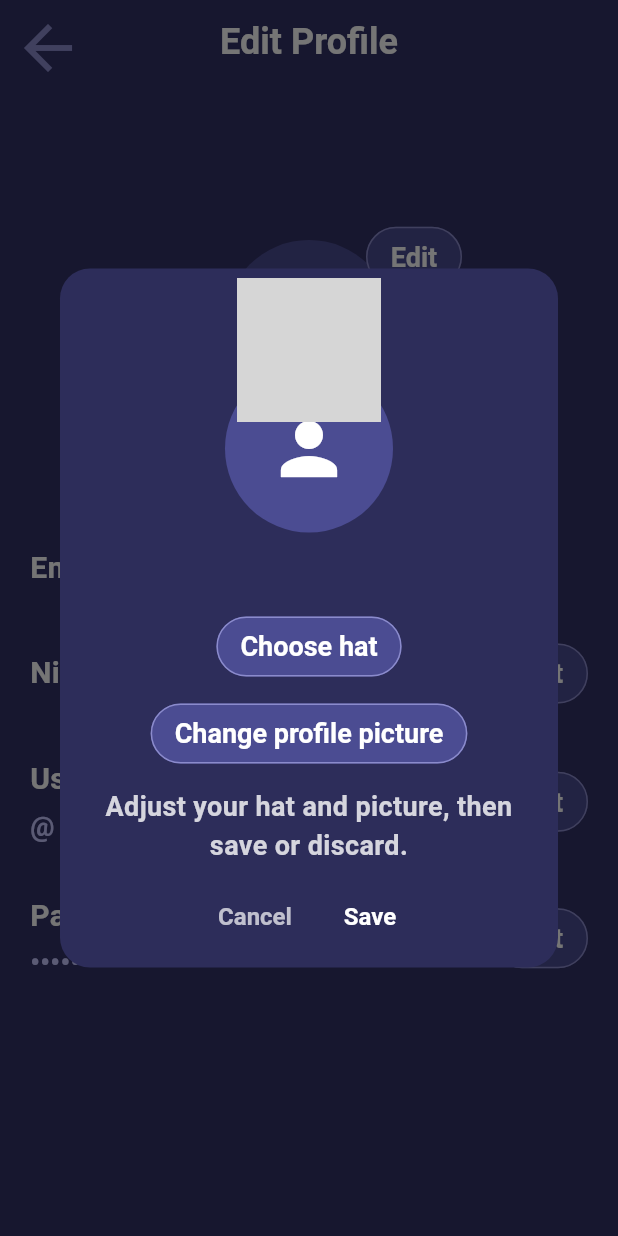
After one commit to BenjaminAyl/gr01-secret-sorcerer-2025-fall, a Flutter app: the EditProfileScreen screen opened by its route, after a tap on "Edit", on a phone screen of 412 x 824 dp. The commit adds this screen. Run offline on Flutter 3.47's test engine with Material 3 defaults, Android fonts, the phone set to English and light mode, and no system bars; our stand-ins replace cloud_firestore, firebase_auth, firebase_core, go_router, google_fonts, shared_preferences; missing offline and left inert: flame, flame_audio; accounts and stored records are empty; Roboto replaces fonts that are missing (Caudex); grey boxes are pictures that could not be loaded.

Commit message:
Updated hat selection

```diff
--- a/lib/constants/app_spacing.dart
+++ b/lib/constants/app_spacing.dart
@@ -48,6 +48,9 @@ class AppSpacing {
   static const double iconSizeMedium = 32;
   static const double iconSizeLarge = 48;
 
+  static const double hatHeightLarge = 96;
+  static const double hatWidthLarge = 96;
+
   // Radius sizing
   static const double radiusXS = 6;
   static const double radiusS = 8;
--- a/lib/views/profile/edit_profile_screen.dart
+++ b/lib/views/profile/edit_profile_screen.dart
@@ -1,16 +1,15 @@
 import 'package:firebase_auth/firebase_auth.dart';
-import 'package:firebase_core/firebase_core.dart';
 import 'package:flutter/material.dart';
 import 'package:secret_sorcerer/constants/app_colours.dart';
 import 'package:secret_sorcerer/constants/app_spacing.dart';
 import 'package:secret_sorcerer/constants/app_text_styling.dart';
 import 'package:secret_sorcerer/controllers/firebase.dart';
-import 'package:secret_sorcerer/models/hats.dart';
 import 'package:secret_sorcerer/models/user_model.dart';
 import 'package:secret_sorcerer/widgets/account/edit_nickname.dart';
 import 'package:secret_sorcerer/widgets/account/edit_password.dart';
 import 'package:secret_sorcerer/widgets/account/edit_username.dart';
 import 'package:secret_sorcerer/widgets/buttons/back_nav_button.dart';
+import 'package:secret_sorcerer/widgets/dialogs/profile_customization_dialog.dart';
 import 'package:secret_sorcerer/widgets/info_row.dart';
 import 'package:secret_sorcerer/widgets/buttons/pill_button.dart';
 import 'package:secret_sorcerer/controllers/user_auth.dart';
@@ -36,53 +35,54 @@ class _EditProfileScreenState extends State<EditProfileScreen> {
   Future<void> _loadUser() async {
     final userAuth = UserAuth();
     final AppUser? currentUser = await userAuth.getCurrentUser();
-    // TODO: update userAuth to use firestore to store current user
     if (!mounted) return;
     setState(() {
       _user = currentUser;
       _hatColor = currentUser?.hatColor ?? 'hatDefault';
+    });
   }
+
+  Future<void> _openProfileCustomization() async {
+    final result = await showDialog<ProfileCustomizationResult>(
+      context: context,
+      builder: (_) => ProfileCustomizationDialog(
+        currentHatColor: _hatColor,
+        onChangeProfilePicture: _editProfilePicture,
+      ),
+    );
+
+    if (result != null && mounted) {
+      if (result.hatColor != _hatColor) {
+        await firebaseController.editHat(
+          FirebaseAuth.instance.currentUser!.uid,
+          result.hatColor,
         );
       }
+      await _loadUser();
+    }
+  }
 
-  Future<void> _editHat() async {
+  Future<void> _editProfilePicture() async {
     showDialog<void>(
       context: context,
-    builder: (context) {
-      return AlertDialog(
+      builder: (_) => AlertDialog(
+        backgroundColor: AppColors.primaryBrand,
         titleTextStyle: TextStyles.title,
-        backgroundColor: AppColors.primaryBrand,
-        title: const Text("Choose Hat Color"),
-        content: SizedBox(
-          width: double.minPositive,
-          child: GridView.builder(
-            gridDelegate: const SliverGridDelegateWithFixedCrossAxisCount(
-              crossAxisCount: 2,
-              mainAxisSpacing: 10,
-              crossAxisSpacing: 10,
-            ),
-            shrinkWrap: true,
-            itemCount: HatColors.values.length,
-            itemBuilder: (_, index) {
-              final color = HatColors.values[index];
-              return ListTile(
-                title: Image.asset('assets/images/hats/${hatColorToString(color)}.png',
-                  height: 50,
-                  width: 50,
-                ),
-                onTap: () async {
-                  await firebaseController.editHat(FirebaseAuth.instance.currentUser!.uid, hatColorToString(color));
-                  await _loadUser();
-                  Navigator.of(context).pop();
-                  },
-              );
-            },
+        title: const Text('Edit Profile Picture'),
+        content: Text(
+          'Profile picture editing will be available soon.',
+          style: TextStyles.body.copyWith(
+            color: Colors.white.withOpacity(0.85),
           ),
         ),
+        actions: [
+          TextButton(
+            onPressed: () => Navigator.of(context).pop(),
+            child: const Text('OK', style: TextStyle(color: Colors.white70)),
+          ),
+        ],
+      ),
     );
-    },
-  );
-
   }
 
   Future<void> _editNickname() async {
@@ -124,7 +124,6 @@ class _EditProfileScreenState extends State<EditProfileScreen> {
           return true; // temporary success
         },
         changePassword: (newPassword) async {
-          // TODO: Implement password change logic later
           return null;
         },
       ),
@@ -142,7 +141,7 @@ class _EditProfileScreenState extends State<EditProfileScreen> {
       appBar: AppBar(
         backgroundColor: AppColors.secondaryBG,
         centerTitle: true,
-        leading: BackNavButtonSound(icon: Icons.arrow_back),
+        leading: const BackNavButtonSound(icon: Icons.arrow_back),
         title: const Text('Edit Profile', style: TextStyles.subheading),
       ),
       body: SafeArea(
@@ -152,42 +151,59 @@ class _EditProfileScreenState extends State<EditProfileScreen> {
             padding: AppSpacing.screen,
             child: Column(
               crossAxisAlignment: CrossAxisAlignment.stretch,
-              mainAxisSize: MainAxisSize.min,
               children: [
-                // Avatar with "Edit" pill
+                const SizedBox(height: 40),
+
+                // Avatar + hat + single "Edit" button
                 Center(
+                  child: SizedBox(
+                    width: 220,
+                    height: 200,
                     child: Stack(
+                      alignment: Alignment.center,
                       clipBehavior: Clip.none,
                       children: [
-                      const CircleAvatar(
-                        radius: 56,
+                        // Avatar
+                        const Align(
+                          alignment: Alignment.center,
+                          child: CircleAvatar(
+                            radius: AppSpacing.avatarMedium,
                             backgroundColor: AppColors.secondaryBrand,
                             child: Icon(
                               Icons.person,
-                          size: 56,
+                              size: AppSpacing.avatarMedium,
                               color: Colors.white,
                             ),
                           ),
-                      Positioned(
-                        right: 40,
-                        top: -26,
-                        child: Image.asset('assets/images/hats/${_hatColor}.png',
-                          height: 50,
-                          width: 50,
                         ),
 
+                        // Bigger hat overlay
+                        Align(
+                          alignment: Alignment.center,
+                          child: Transform.translate(
+                            offset: const Offset(0, -66),
+                            child: Image.asset(
+                              'assets/images/hats/$_hatColor.png',
+                              height: AppSpacing.hatHeightLarge,
+                              width: AppSpacing.hatWidthLarge,
                             ),
-                      Positioned(
-                        right: -18,
-                        top: -10,
+                          ),
+                        ),
+
+                        // Edit button at top-right of avatar, overlapping
+                        Align(
+                          alignment: Alignment.centerRight,
+                          child: Transform.translate(
+                            // shift left a bit and up by ~avatar radius
+                            offset: Offset(-8, -AppSpacing.avatarMedium * 0.8),
                             child: PillButton.small(
                               label: 'Edit',
-                          onPressed: () async {
-                            await _editHat();
-                          },
+                              onPressed: _openProfileCustomization,
+                            ),
                           ),
                         ),
                       ],
+                    ),
                   ),
                 ),
 
--- /dev/null
+++ b/lib/widgets/dialogs/profile_customization_dialog.dart
@@ -0,0 +1,155 @@
+import 'package:flutter/material.dart';
+import 'package:secret_sorcerer/constants/app_colours.dart';
+import 'package:secret_sorcerer/constants/app_spacing.dart';
+import 'package:secret_sorcerer/constants/app_text_styling.dart';
+import 'package:secret_sorcerer/widgets/buttons/pill_button.dart';
+import 'package:secret_sorcerer/widgets/dialogs/hat_selection_dialog.dart';
+
+/// Result returned when the user taps "Save" in the profile customization dialog.
+class ProfileCustomizationResult {
+  final String hatColor;
+  ProfileCustomizationResult({required this.hatColor});
+}
+
+class ProfileCustomizationDialog extends StatefulWidget {
+  final String currentHatColor;
+  final Future<void> Function()? onChangeProfilePicture;
+
+  const ProfileCustomizationDialog({
+    super.key,
+    required this.currentHatColor,
+    this.onChangeProfilePicture,
+  });
+
+  @override
+  State<ProfileCustomizationDialog> createState() =>
+      _ProfileCustomizationDialogState();
+}
+
+class _ProfileCustomizationDialogState
+    extends State<ProfileCustomizationDialog> {
+  late String _tempHatColor;
+
+  @override
+  void initState() {
+    super.initState();
+    _tempHatColor = widget.currentHatColor;
+  }
+
+  Future<void> _chooseHat() async {
+    final selectedHat = await showDialog<String>(
+      context: context,
+      builder: (_) => HatSelectionDialog(currentHatColor: _tempHatColor),
+    );
+
+    if (selectedHat != null) {
+      setState(() {
+        _tempHatColor = selectedHat;
+      });
+    }
+  }
+
+  Future<void> _changeProfilePicture() async {
+    if (widget.onChangeProfilePicture != null) {
+      await widget.onChangeProfilePicture!();
+    } else {
+      ScaffoldMessenger.of(context).showSnackBar(
+        const SnackBar(content: Text('Profile picture editing not available.')),
+      );
+    }
+  }
+
+  @override
+  Widget build(BuildContext context) {
+    return AlertDialog(
+      backgroundColor: AppColors.primaryBrand,
+      shape: RoundedRectangleBorder(
+        borderRadius: BorderRadius.circular(AppSpacing.radiusCard),
+      ),
+
+      title: null,
+      titlePadding: EdgeInsets.zero,
+
+      // WIDEN DIALOG
+      insetPadding: const EdgeInsets.symmetric(horizontal: 40, vertical: 24),
+
+      contentPadding: const EdgeInsets.fromLTRB(24, 20, 24, 10),
+      content: SizedBox(
+        width: 350, // wider dialog
+        child: Column(
+          mainAxisSize: MainAxisSize.min,
+          children: [
+            SizedBox(
+              width: 240,
+              height: 200,
+              child: Stack(
+                alignment: Alignment.center,
+                clipBehavior: Clip.none,
+                children: [
+                  const CircleAvatar(
+                    radius: AppSpacing.avatarMedium,
+                    backgroundColor: AppColors.secondaryBrand,
+                    child: Icon(
+                      Icons.person,
+                      size: AppSpacing.avatarMedium,
+                      color: Colors.white,
+                    ),
+                  ),
+                  Transform.translate(
+                    offset: const Offset(0, -66),
+                    child: Image.asset(
+                      'assets/images/hats/$_tempHatColor.png',
+                      height: AppSpacing.hatHeightLarge,
+                      width: AppSpacing.hatWidthLarge,
+                    ),
+                  ),
+                ],
+              ),
+            ),
+
+            const SizedBox(height: 8),
+
+            Column(
+              children: [
+                PillButton.small(label: 'Choose hat', onPressed: _chooseHat),
+                const SizedBox(height: 10),
+                PillButton.small(
+                  label: 'Change profile picture',
+                  onPressed: _changeProfilePicture,
+                ),
+              ],
+            ),
+
+            const SizedBox(height: 12),
+            Text(
+              'Adjust your hat and picture, then save or discard.',
+              style: TextStyles.body.copyWith(
+                color: Colors.white.withOpacity(0.8),
+              ),
+              textAlign: TextAlign.center,
+            ),
+          ],
+        ),
+      ),
+
+      // CENTERED ACTION BUTTONS
+      actionsAlignment: MainAxisAlignment.center,
+      actionsPadding: const EdgeInsets.only(bottom: 10),
+
+      actions: [
+        TextButton(
+          onPressed: () => Navigator.of(context).pop(),
+          child: const Text('Cancel', style: TextStyle(color: Colors.white70)),
+        ),
+        TextButton(
+          onPressed: () {
+            Navigator.of(
+              context,
+            ).pop(ProfileCustomizationResult(hatColor: _tempHatColor));
+          },
+          child: const Text('Save', style: TextStyle(color: Colors.white)),
+        ),
+      ],
+    );
+  }
+}
```
Also changed, not shown: lib/views/profile/profile_screen.dart (+28 -12 lines), lib/widgets/dialogs/hat_selection_dialog.dart (added, +141 -0 lines). Lines whose indentation alone changed are shown as unchanged.
